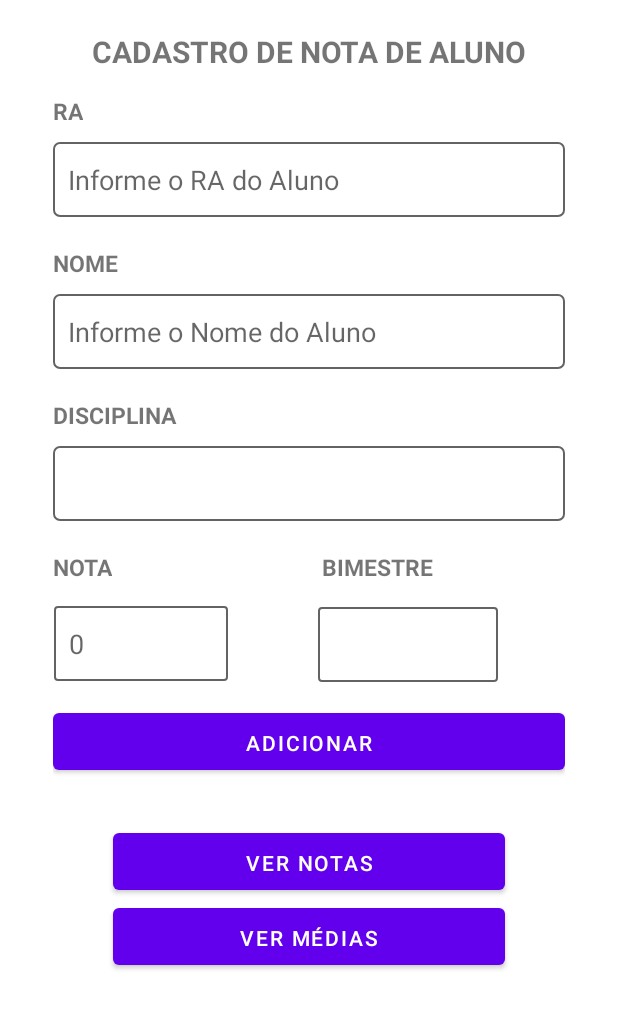
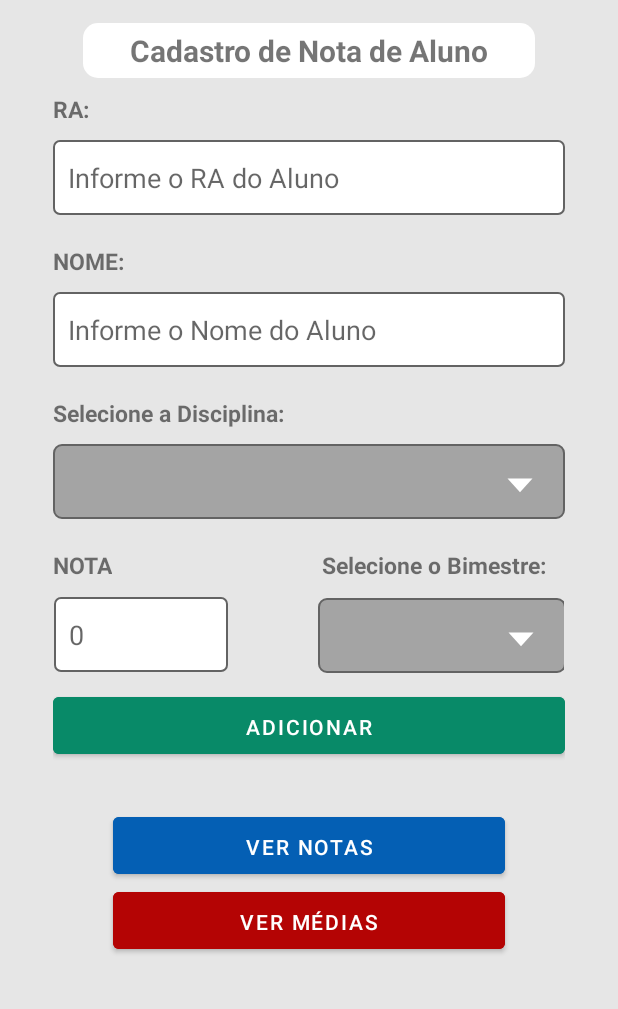
Before and after one commit to BrunoVian/Trab2BimAndroid, an Android app: the screen it shows after launch (MainActivity), on a phone screen of 412 x 824 dp. Shown: the top 1009 px of the screen. Run offline under Robolectric (Android 15) with nearby library versions, the phone set to English and light mode, and no system bars.

Commit message:
adjusted backgroud

```diff
--- /dev/null
+++ b/app/src/main/res/drawable/backgroud_title.xml
@@ -0,0 +1,11 @@
+<shape xmlns:android="http://schemas.android.com/apk/res/android">
+    <solid android:color="#FFFFFF"/> <!-- Cor de fundo branco -->
+    <corners android:radius="10dp"/> <!-- Raio de 10dp para bordas arredondadas -->
+
+    <padding
+        android:left="2dp"
+        android:top="5dp"
+        android:right="2dp"
+        android:bottom="5dp"
+        />
+</shape>
--- a/app/src/main/res/drawable/border.xml
+++ b/app/src/main/res/drawable/border.xml
@@ -1,4 +1,5 @@
 <shape xmlns:android="http://schemas.android.com/apk/res/android">
     <stroke android:color="#636363" android:width="1dp"/>
+    <solid android:color="@color/white"/>
     <corners android:radius="4dp"/>
 </shape>
--- a/app/src/main/res/drawable/border_spinner.xml
+++ b/app/src/main/res/drawable/border_spinner.xml
@@ -1,4 +1,16 @@
-<shape xmlns:android="http://schemas.android.com/apk/res/android">
-    <stroke android:color="#636363" android:width="1dp"/>
-    <corners android:radius="2dp"/>
-</shape>
+<layer-list xmlns:android="http://schemas.android.com/apk/res/android">
+    <item>
+        <shape android:shape="rectangle">
+            <stroke android:color="#636363" android:width="1dp"/>
+
+            <solid android:color="#A4A4A4" />
+            <corners android:radius="5dp" />
+        </shape>
+    </item>
+    <item
+        android:drawable="@drawable/icon_spinner"
+        android:gravity="end|center_vertical"
+        android:width="40dp"
+        android:height="40dp"
+        android:right="10dp"/>
+</layer-list>
--- /dev/null
+++ b/app/src/main/res/drawable/icon_spinner.xml
@@ -0,0 +1,9 @@
+<vector xmlns:android="http://schemas.android.com/apk/res/android"
+    android:width="24dp"
+    android:height="24dp"
+    android:viewportWidth="24.0"
+    android:viewportHeight="24.0">
+    <path
+        android:fillColor="@color/white"
+        android:pathData="M12,16.5L7,11h10L12,16.5z"/>
+</vector>
--- a/app/src/main/res/layout/activity_main.xml
+++ b/app/src/main/res/layout/activity_main.xml
@@ -7,6 +7,7 @@
     android:layout_height="match_parent"
     tools:context=".MainActivity"
     android:padding="15dp"
+    android:background="@color/fundo"
     android:orientation="vertical">
 
     <ScrollView
@@ -22,17 +23,20 @@
                 android:id="@+id/txtTitulo"
                 android:layout_width="match_parent"
                 android:layout_height="wrap_content"
-                android:text="CADASTRO DE NOTA DE ALUNO"
+                android:text="Cadastro de Nota de Aluno"
                 android:textSize="20sp"
                 android:textStyle="bold"
                 android:gravity="center"
-                android:layout_margin="5dp"/>
+                android:layout_marginLeft="40dp"
+                android:layout_marginRight="40dp"
+                android:textAllCaps="false"
+                android:background="@drawable/backgroud_title"/>
 
             <TextView
                 android:id="@+id/tvRA"
                 android:layout_width="wrap_content"
                 android:layout_height="wrap_content"
-                android:text="RA"
+                android:text="RA:"
                 android:textSize="15dp"
                 android:textStyle="bold"
                 android:layout_marginHorizontal="20dp"
@@ -54,7 +58,7 @@
                 android:id="@+id/tvNome"
                 android:layout_width="wrap_content"
                 android:layout_height="wrap_content"
-                android:text="NOME"
+                android:text="NOME:"
                 android:textSize="15dp"
                 android:textStyle="bold"
                 android:layout_marginHorizontal="20dp"
@@ -75,7 +79,7 @@
                 android:id="@+id/tvDisciplina"
                 android:layout_width="wrap_content"
                 android:layout_height="wrap_content"
-                android:text="DISCIPLINA"
+                android:text="Selecione a Disciplina:"
                 android:textSize="15dp"
                 android:textStyle="bold"
                 android:layout_marginHorizontal="20dp"
@@ -90,7 +94,7 @@
                 android:layout_marginBottom="10dp"
                 android:layout_marginHorizontal="20dp"
                 android:layout_marginTop="10dp"
-                android:background="@drawable/border"/>
+                android:background="@drawable/border_spinner"/>
 
         <LinearLayout
             android:layout_width="match_parent"
@@ -109,11 +113,11 @@
 
             <TextView
                 android:id="@+id/tvBim"
-                android:layout_width="94dp"
+                android:layout_width="150dp"
                 android:layout_height="wrap_content"
                 android:layout_marginHorizontal="120dp"
                 android:layout_marginTop="10dp"
-                android:text="BIMESTRE"
+                android:text="Selecione o Bimestre:"
                 android:textSize="15dp"
                 android:textStyle="bold" />
 
@@ -131,8 +135,8 @@
                     android:id="@+id/edNota"
                     android:layout_width="116dp"
                     android:layout_height="50dp"
-                    android:layout_marginVertical="10dp"
-                    android:background="@drawable/border_spinner"
+                    android:layout_marginVertical="5dp"
+                    android:background="@drawable/border"
                     android:hint="0"
                     android:inputType="number"
                     android:padding="10dp"/>
@@ -140,10 +144,10 @@
 
                 <Spinner
                     android:id="@+id/spBimestre"
-                    android:layout_width="120dp"
+                    android:layout_width="165dp"
                     android:layout_height="50dp"
                     android:layout_marginHorizontal="60dp"
-                    android:layout_marginTop="10dp"
+                    android:layout_marginTop="5dp"
                     android:background="@drawable/border_spinner"
                     android:contentDescription="Selecione"
                     android:orientation="vertical"
@@ -165,6 +169,7 @@
                     android:layout_width="match_parent"
                     android:layout_height="50dp"
                     android:padding="10dp"
+                    android:backgroundTint="@color/verde"
                     />
 
                 <Button
@@ -175,6 +180,7 @@
                     android:layout_marginTop="30dp"
                     android:layout_marginHorizontal="40dp"
                     android:padding="10dp"
+                    android:backgroundTint="@color/azul"
                     />
                 <Button
                     android:id="@+id/btnverMedia"
@@ -183,6 +189,8 @@
                     android:layout_height="50dp"
                     android:layout_marginHorizontal="40dp"
                     android:padding="10dp"
+                    android:backgroundTint="@color/laranja"
+
                     />
             </LinearLayout>
         </LinearLayout>
--- a/app/src/main/res/values/colors.xml
+++ b/app/src/main/res/values/colors.xml
@@ -8,10 +8,13 @@
     <color name="black">#FF000000</color>
     <color name="white">#FFFFFFFF</color>
     <color name="dark_cyan">#008B8B	</color>
-    <color name="verde">#32CD32</color>
+    <color name="verde">#088A68</color>
     <color name="cinza">#B8B8B8</color>
     <color name="roxo">#4A1259</color>
     <color name="azul_verde">#217373</color>
+    <color name="fundo">#E6E6E6</color>
+    <color name="azul">#045FB4</color>
+    <color name="laranja">#B40404</color>
 
 
 
```
Also changed, not shown: app/src/main/res/layout/activity_medias.xml (+8 -4 lines), app/src/main/res/layout/activity_notas.xml (+7 -4 lines), app/src/main/res/layout/item_list_medias_aluno.xml (+15 -2 lines), app/src/main/res/layout/item_list_notas_aluno.xml (+12 -1 lines).
